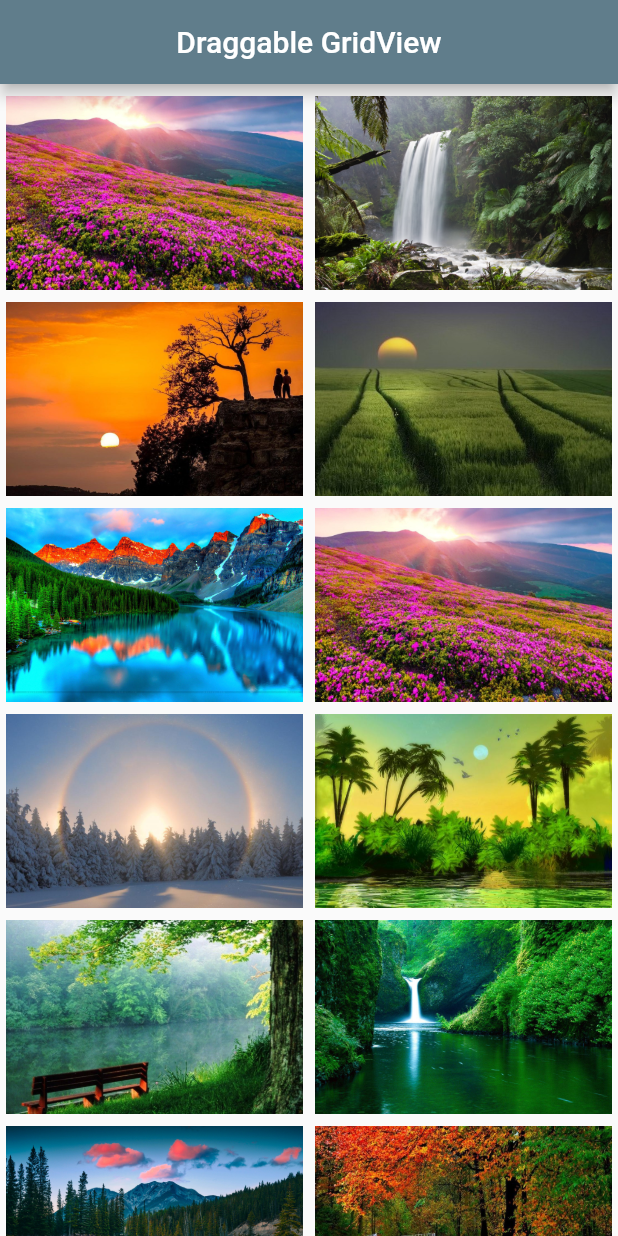
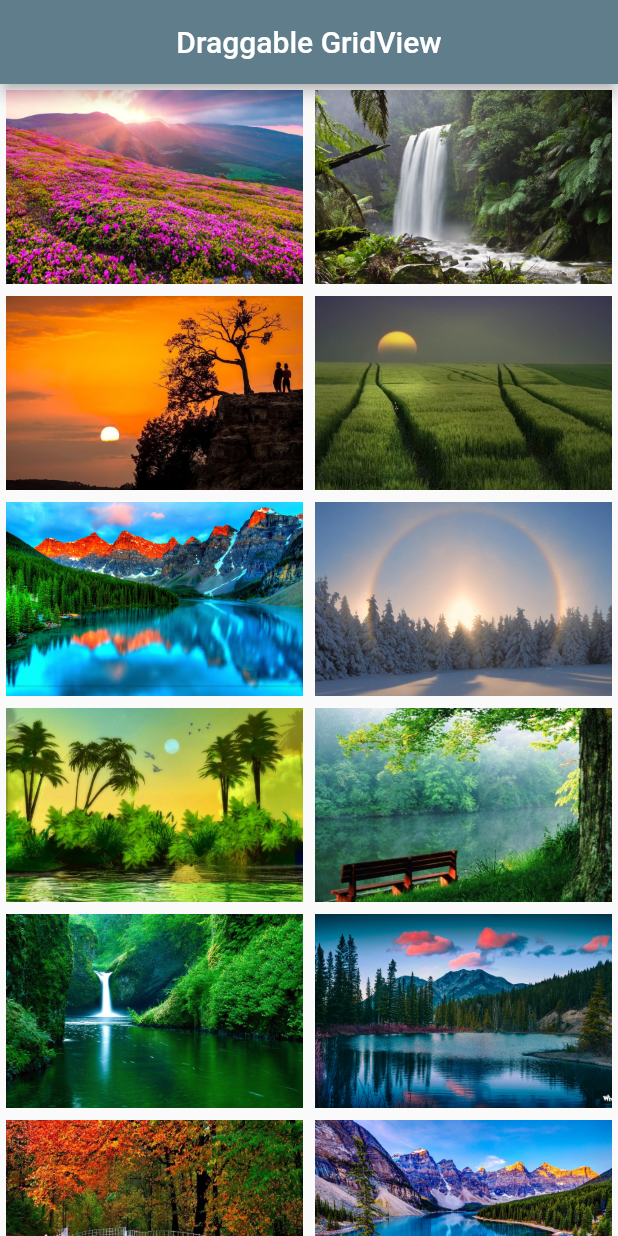
Before and after one commit to Mindinventory/flutter_draggable_gridview, a Flutter app: the screen it shows after launch, on a phone screen of 412 x 824 dp. Run offline on Flutter 3.47's test engine with Material 2 defaults, Android fonts, the phone set to English and light mode, and no system bars.

```diff
--- /dev/null
+++ b/example/lib/constants/colors.dart
@@ -0,0 +1,5 @@
+import 'package:flutter/material.dart';
+
+class AppColors {
+  static final primaryColor = Colors.blueGrey;
+}
--- /dev/null
+++ b/example/lib/constants/dimens.dart
@@ -0,0 +1,5 @@
+class Dimens {
+  // Padding
+  static const padding_small = 4.0;
+  static const padding_normal = 8.0;
+}
--- /dev/null
+++ b/example/lib/constants/images.dart
@@ -0,0 +1,16 @@
+class Images {
+  static const String directory = 'assets/';
+  static const String asset_1 = directory + '1.jpeg';
+  static const String asset_2 = directory + '2.jpeg';
+  static const String asset_3 = directory + '3.jpeg';
+  static const String asset_4 = directory + '4.jpeg';
+  static const String asset_5 = directory + '5.jpeg';
+  static const String asset_6 = directory + '6.jpeg';
+  static const String asset_7 = directory + '7.jpeg';
+  static const String asset_8 = directory + '8.jpeg';
+  static const String asset_9 = directory + '9.jpeg';
+  static const String asset_10 = directory + '10.jpeg';
+  static const String asset_11 = directory + '11.jpeg';
+  static const String asset_12 = directory + '12.jpeg';
+  static const String asset_13 = directory + '13.jpeg';
+}
--- /dev/null
+++ b/example/lib/constants/strings.dart
@@ -0,0 +1,3 @@
+class Strings {
+  static const app_title = 'Draggable GridView';
+}
--- a/example/lib/main.dart
+++ b/example/lib/main.dart
@@ -1,3 +1,7 @@
+import 'package:example/constants/colors.dart';
+import 'package:example/constants/dimens.dart';
+import 'package:example/constants/images.dart';
+import 'package:example/constants/strings.dart';
 import 'package:flutter/material.dart';
 import 'package:flutter_draggable_gridview/flutter_draggable_gridview.dart';
 
@@ -9,12 +13,12 @@ class MyApp extends StatelessWidget {
   @override
   Widget build(BuildContext context) {
     return MaterialApp(
-      title: 'Draggable GridView',
+      title: Strings.app_title,
       theme: ThemeData(
-        primarySwatch: Colors.blueGrey,
+        primarySwatch: AppColors.primaryColor,
       ),
       home: MyHomePage(
-        title: 'Draggable GridView',
+        title: Strings.app_title,
       ),
     );
   }
@@ -29,47 +33,12 @@ class MyHomePage extends StatefulWidget {
   MyHomePageState createState() => MyHomePageState();
 }
 
-class MyHomePageState extends State<MyHomePage>
-    with DragFeedback, DragPlaceHolder, DragCompletion {
-  static List<String> listOfImages =
-      List.generate(13, (index) => 'assets/${index + 1}.jpeg');
-
-  List<Widget> listOfWidgets = [];
+class MyHomePageState extends State<MyHomePage> with DragFeedback, DragPlaceHolder, DragCompletion {
+  List<DraggableGridItem> _listOfDraggableGridItem = [];
 
   @override
   void initState() {
-    listOfWidgets.addAll(
-      List.generate(
-        listOfImages.length,
-        (index) => Container(
-          padding: EdgeInsets.only(
-            left: 4.0,
-            right: 4.0,
-            top: 8.0,
-          ),
-          child: Image.asset(
-            listOfImages[index],
-            fit: BoxFit.cover,
-          ),
-        ),
-      ),
-    );
-    listOfWidgets.insert(
-      5,
-      UndraggableWidget(
-        child: Container(
-          padding: EdgeInsets.only(
-            left: 4.0,
-            right: 4.0,
-            top: 8.0,
-          ),
-          child: Image.asset(
-            'assets/1.jpeg',
-            fit: BoxFit.cover,
-          ),
-        ),
-      ),
-    );
+    _generateImageData();
     super.initState();
   }
 
@@ -85,10 +54,9 @@ class MyHomePageState extends State<MyHomePage>
       body: DraggableGridViewBuilder(
         gridDelegate: SliverGridDelegateWithFixedCrossAxisCount(
           crossAxisCount: 2,
-          childAspectRatio: MediaQuery.of(context).size.width /
-              (MediaQuery.of(context).size.height / 3),
+          childAspectRatio: MediaQuery.of(context).size.width / (MediaQuery.of(context).size.height / 3),
         ),
-        listOfWidgets: listOfWidgets,
+        children: _listOfDraggableGridItem,
         dragCompletion: this,
         isOnlyLongPress: false,
         dragFeedback: this,
@@ -98,21 +66,16 @@ class MyHomePageState extends State<MyHomePage>
   }
 
   @override
-  Widget feedback(List<Widget> list, int index) {
-    // If widget is UndraggableWidget then return as it is.
-    if(list[index] is UndraggableWidget) return list[index];
-
-    // If widget is Draggable then below code will execute.
-    var item = list[index] as Container;
+  Widget feedback(List<DraggableGridItem> list, int index) {
     return Container(
-      child: item.child,
+      child: list[index].child,
       width: 200,
       height: 150,
     );
   }
 
   @override
-  PlaceHolderWidget placeHolder(List<Widget> list, int index) {
+  PlaceHolderWidget placeHolder(List<DraggableGridItem> list, int index) {
     return PlaceHolderWidget(
       child: Container(
         color: Colors.white,
@@ -121,7 +84,46 @@ class MyHomePageState extends State<MyHomePage>
   }
 
   @override
-  void onDragAccept(List<Widget> list) {
-    // print(list);
+  void onDragAccept(List<DraggableGridItem> list) {
+
+  }
+
+  void _generateImageData() {
+    _listOfDraggableGridItem.addAll(
+      [
+        DraggableGridItem(child: _GridItem(image: Images.asset_1), isDraggable: true),
+        DraggableGridItem(child: _GridItem(image: Images.asset_2), isDraggable: true),
+        DraggableGridItem(child: _GridItem(image: Images.asset_3), isDraggable: true),
+        DraggableGridItem(child: _GridItem(image: Images.asset_4), isDraggable: true),
+        DraggableGridItem(child: _GridItem(image: Images.asset_5), isDraggable: false),
+        DraggableGridItem(child: _GridItem(image: Images.asset_6), isDraggable: true),
+        DraggableGridItem(child: _GridItem(image: Images.asset_7), isDraggable: true),
+        DraggableGridItem(child: _GridItem(image: Images.asset_8), isDraggable: true),
+        DraggableGridItem(child: _GridItem(image: Images.asset_9), isDraggable: true),
+        DraggableGridItem(child: _GridItem(image: Images.asset_10), isDraggable: true),
+        DraggableGridItem(child: _GridItem(image: Images.asset_11), isDraggable: true),
+        DraggableGridItem(child: _GridItem(image: Images.asset_12), isDraggable: true),
+        DraggableGridItem(child: _GridItem(image: Images.asset_13), isDraggable: true),
+      ],
+    );
   }
 }
+
+class _GridItem extends StatelessWidget {
+  const _GridItem({required this.image, Key? key}) : super(key: key);
+  final String image;
+
+  @override
+  Widget build(BuildContext context) {
+    return Container(
+      padding: EdgeInsets.symmetric(
+        horizontal: Dimens.padding_small,
+        vertical: Dimens.padding_small,
+      ),
+      child: Image.asset(
+        image,
+        fit: BoxFit.cover,
+      ),
+    );
+  }
+}
--- a/lib/abstracts/drag_child_when_dragging.dart
+++ b/lib/abstracts/drag_child_when_dragging.dart
@@ -1,5 +1,5 @@
 part of draggable_grid_view;
 
 abstract class DragChildWhenDragging {
-  Widget dragChildWhenDragging(List<Widget> list, int index);
+  Widget dragChildWhenDragging(List<DraggableGridItem> list, int index);
 }
--- a/lib/abstracts/drag_completion.dart
+++ b/lib/abstracts/drag_completion.dart
@@ -1,5 +1,5 @@
 part of draggable_grid_view;
 
 abstract class DragCompletion {
-  void onDragAccept(List<Widget> list);
+  void onDragAccept(List<DraggableGridItem> list);
 }
--- a/lib/abstracts/drag_feedback.dart
+++ b/lib/abstracts/drag_feedback.dart
@@ -1,5 +1,5 @@
 part of draggable_grid_view;
 
 abstract class DragFeedback {
-  Widget feedback(List<Widget> list, int index);
+  Widget feedback(List<DraggableGridItem> list, int index);
 }
--- a/lib/abstracts/drag_place_holder.dart
+++ b/lib/abstracts/drag_place_holder.dart
@@ -1,5 +1,5 @@
 part of draggable_grid_view;
 
 abstract class DragPlaceHolder {
-  PlaceHolderWidget placeHolder(List<Widget> list, int index);
+  PlaceHolderWidget placeHolder(List<DraggableGridItem> list, int index);
 }
--- a/lib/common/global_variables.dart
+++ b/lib/common/global_variables.dart
@@ -2,9 +2,9 @@ part of draggable_grid_view;
 
 var _dragStarted = false;
 var _dragEnded = true;
-late List<Widget> _orgList;
-late List<Widget> _list;
-Widget? _draggedChild;
+late List<DraggableGridItem> _orgList;
+late List<DraggableGridItem> _list;
+DraggableGridItem? _draggedGridItem;
 int _draggedIndex = -1;
 int _lastIndex = -1;
 bool _draggedIndexRemoved = false;
--- a/lib/flutter_draggable_gridview.dart
+++ b/lib/flutter_draggable_gridview.dart
@@ -13,6 +13,8 @@ part 'abstracts/drag_place_holder.dart';
 
 part 'common/global_variables.dart';
 
+part 'models/draggable_gridItem.dart';
+
 part 'widgets/drag_target_grid.dart';
 
 part 'widgets/empty_item.dart';
@@ -23,11 +25,10 @@ part 'widgets/placeholder_widget.dart';
 
 part 'widgets/press_draggable_grid.dart';
 
-part 'widgets/undraggable_widget.dart';
 
 class DraggableGridViewBuilder extends StatefulWidget {
   // [listOfWidgets] will show the widgets in Gridview.builder.
-  final List<Widget> listOfWidgets;
+  final List<DraggableGridItem> children;
 
   /// [isOnlyLongPress] is Accepts 'true' and 'false'
   final bool isOnlyLongPress;
@@ -66,7 +67,7 @@ class DraggableGridViewBuilder extends StatefulWidget {
   const DraggableGridViewBuilder({
     Key? key,
     required this.gridDelegate,
-    required this.listOfWidgets,
+    required this.children,
     required this.dragCompletion,
     this.isOnlyLongPress = true,
     this.dragFeedback,
@@ -101,13 +102,13 @@ class _DraggableGridViewBuilderState extends State<DraggableGridViewBuilder> {
   @override
   void initState() {
     super.initState();
-    assert(widget.listOfWidgets.isNotEmpty);
+    assert(widget.children.isNotEmpty);
 
     /// [list] will update when the widget is beign dragged.
-    _list = [...widget.listOfWidgets];
+    _list = [...widget.children];
 
     /// [orgList] will set when the drag completes.
-    _orgList = [...widget.listOfWidgets];
+    _orgList = [...widget.children];
     _isOnlyLongPress = widget.isOnlyLongPress;
   }
 
@@ -131,10 +132,7 @@ class _DraggableGridViewBuilderState extends State<DraggableGridViewBuilder> {
       clipBehavior: widget.clipBehavior,
       gridDelegate: widget.gridDelegate,
       itemBuilder: (_, index) {
-        if (_list[index] is UndraggableWidget) {
-          return _list[index];
-        }
-        return DragTargetGrid(
+        return (!_list[index].isDraggable) ? _list[index].child : DragTargetGrid(
           index: index,
           voidCallback: () {
             setState(() {});
--- /dev/null
+++ b/lib/models/draggable_gridItem.dart
@@ -0,0 +1,8 @@
+part of draggable_grid_view;
+
+class DraggableGridItem {
+  DraggableGridItem({required this.child, this.isDraggable = false});
+
+  final bool isDraggable;
+  final Widget child;
+}
--- a/lib/widgets/press_draggable_grid.dart
+++ b/lib/widgets/press_draggable_grid.dart
@@ -31,13 +31,9 @@ class PressDraggableGridView extends StatelessWidget {
         _dragStarted = false;
       },
       data: index,
-      feedback: feedback ?? _list[index],
-      child: _list[index],
-      childWhenDragging: (childWhenDragging != null)
-          ? childWhenDragging
-          : (_draggedChild != null)
-              ? _draggedChild
-              : _list[index],
+      feedback: feedback ?? _list[index].child,
+      child: _list[index].child,
+      childWhenDragging: childWhenDragging ?? _draggedGridItem?.child ?? _list[index].child,
     );
   }
 }
--- a/lib/widgets/undraggable_widget.dart
+++ /dev/null
@@ -1,12 +0,0 @@
-part of draggable_grid_view;
-
-/// [UndraggableWidget] will use to show at drag target, when the widget is being dragged.
-class UndraggableWidget extends StatelessWidget {
-  const UndraggableWidget({required this.child, Key? key}) : super(key: key);
-  final Widget child;
-
-  @override
-  Widget build(BuildContext context) {
-    return child;
-  }
-}
```
Also changed, not shown: lib/widgets/drag_target_grid.dart (+8 -8 lines), lib/widgets/long_press_draggable_grid.dart (+5 -9 lines), 1 other file.
